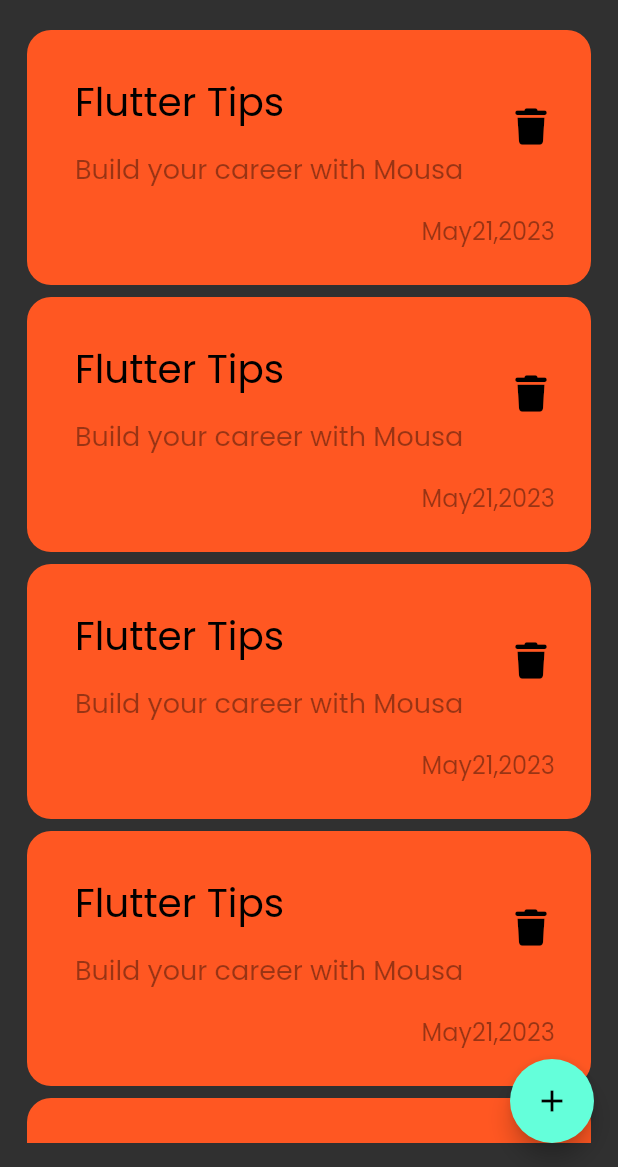
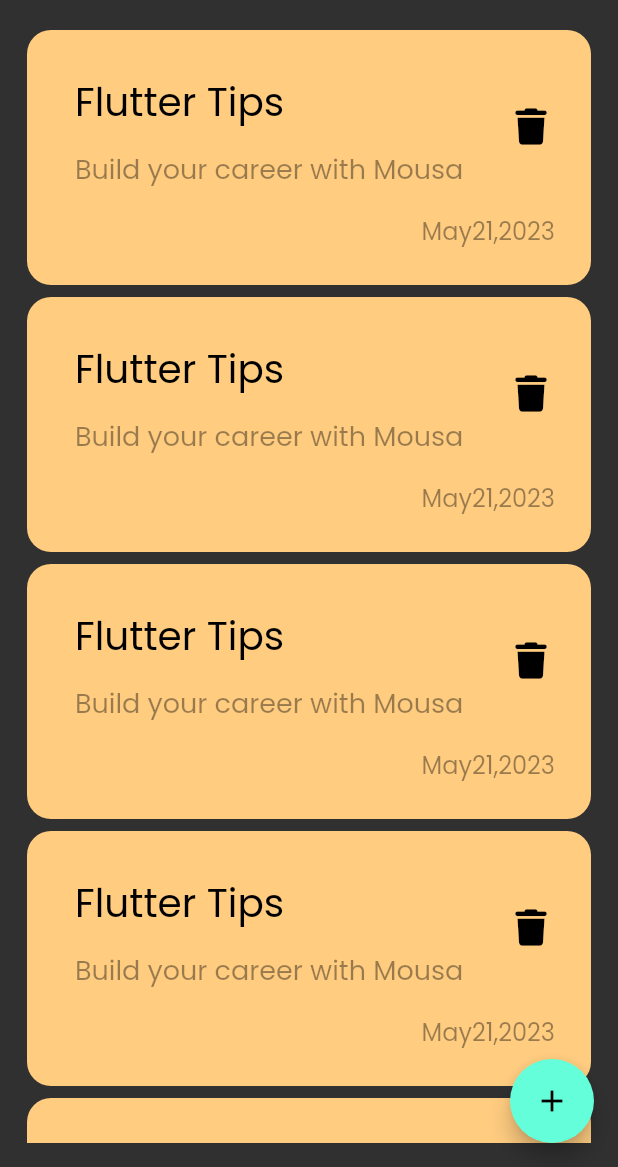
Before and after one commit to Mousa-alaaldeen/note_app, a Flutter app: the screen it shows after launch, on a phone screen of 412 x 824 dp, the part 69-1236 px from its top. Run offline on Flutter 3.47's test engine with Material 2 defaults, Android fonts, the phone set to English and light mode, and no system bars; our stand-ins replace font_awesome_flutter.

Commit message:
create edit note view

```diff
--- a/lib/view/widget/custom_note_itm.dart
+++ b/lib/view/widget/custom_note_itm.dart
@@ -1,15 +1,23 @@
 import 'package:flutter/material.dart';
 import 'package:font_awesome_flutter/font_awesome_flutter.dart';
+
+import 'edit_note_view_body.dart';
 
 class NoteItm extends StatelessWidget {
   const NoteItm({super.key});
 
   @override
   Widget build(BuildContext context) {
-    return Container(
+    return GestureDetector(
+      onTap: () {
+        Navigator.push(context, MaterialPageRoute(builder: (context) {
+          return const EditNoteViewBody();
+        }));
+      },
+      child: Container(
         padding: const EdgeInsets.only(top: 24, bottom: 24, left: 16),
         decoration: BoxDecoration(
-        color: Colors.deepOrange,
+          color: const Color(0xffFFCC80),
           borderRadius: BorderRadius.circular(16),
         ),
         child: Column(
@@ -51,6 +59,7 @@ class NoteItm extends StatelessWidget {
             ),
           ],
         ),
+      ),
     );
   }
 }
```
Also changed, not shown: lib/view/widget/edit_note_view.dart (added, +12 -0 lines), lib/view/widget/edit_note_view_body.dart (added, +10 -0 lines). Lines whose indentation alone changed are shown as unchanged.
